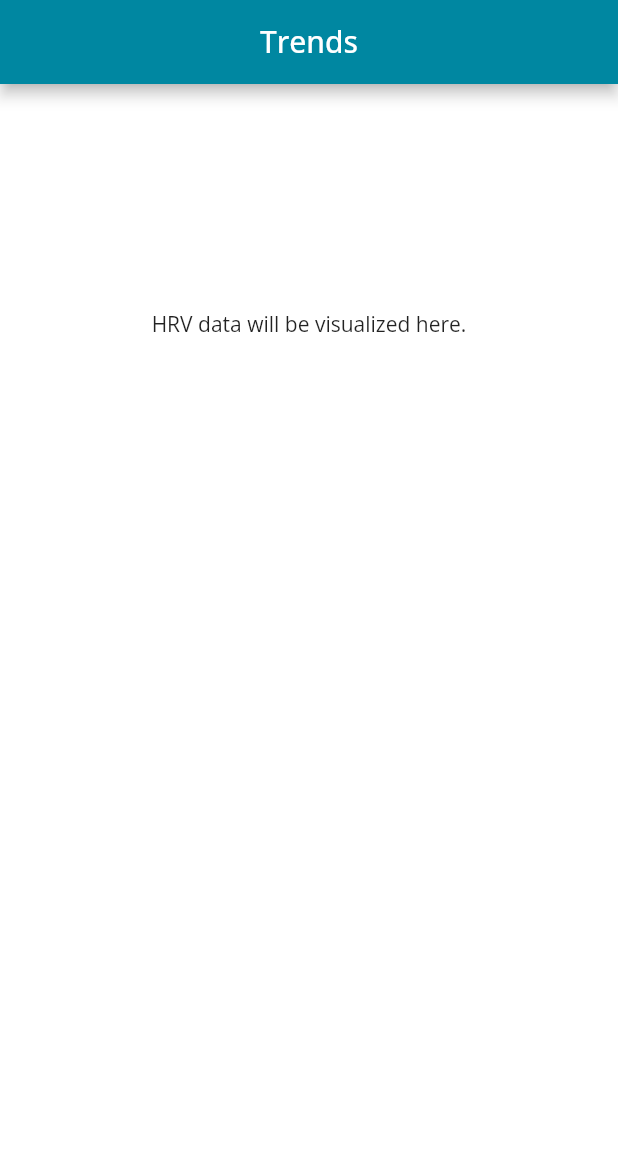
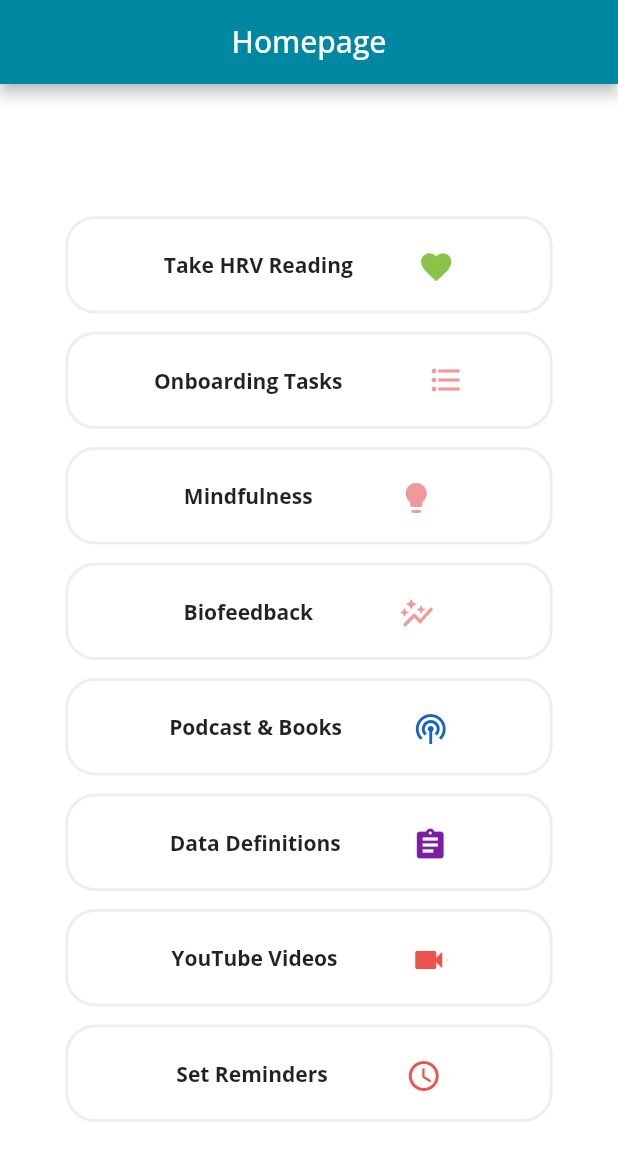
Before and after one commit to rifav/Optimal_HRV, a Flutter app: the Page2 screen opened directly, on a phone screen of 412 x 824 dp. Shown: the top 1161 px of the screen. Run offline on Flutter 3.47's test engine with Material 2 defaults, Android fonts, the phone set to English and light mode, and no system bars; our stand-ins replace accordion, bloc, camera, cloud_firestore, equatable, firebase_auth and 6 more; missing offline and left inert: firebase_auth_platform_interface, flow_builder, very_good_analysis; accounts and stored records are empty.

Commit message:
commit sprint 7

```diff
--- a/lib/home/view/data.dart
+++ /dev/null
@@ -1,27 +0,0 @@
-// ignore_for_file: use_key_in_widget_constructors
-
-import 'package:flutter/material.dart';
-import 'package:optimal_hrv_bloc/theme.dart';
-
-class Page2 extends StatelessWidget {
-  @override
-  Widget build(BuildContext context) {
-    return Scaffold(
-      appBar: AppBar(
-        centerTitle: true,
-        title: const Text('Trends'),
-        backgroundColor: theme.primaryColor,
-        automaticallyImplyLeading: false,
-      ),
-      body: Column(
-        children: [
-          Container(
-            alignment: Alignment.center,
-            margin: const EdgeInsets.only(top: 150),
-            child: const Text('HRV data will be visualized here.'),
-          ),
-        ],
-      ),
-    );
-  }
-}
--- a/lib/home/view/education.dart
+++ b/lib/home/view/education.dart
@@ -10,7 +10,7 @@ class EducationPage extends StatelessWidget {
       child: Scaffold(
         appBar: AppBar(
           centerTitle: true,
-          title: const Text('Education'),
+          title: const Text('Podcast & Books'),
           backgroundColor: theme.primaryColor,
           automaticallyImplyLeading: false,
           bottom: const TabBar(
--- /dev/null
+++ b/lib/home/view/homeMenu.dart
@@ -0,0 +1,232 @@
+// ignore_for_file: use_key_in_widget_constructors
+
+import 'package:flutter/material.dart';
+import 'package:optimal_hrv_bloc/home/home.dart';
+import 'package:optimal_hrv_bloc/home/view/biofeedback.dart';
+import 'package:optimal_hrv_bloc/home/view/definitions.dart';
+import 'package:optimal_hrv_bloc/home/view/education.dart';
+import 'package:optimal_hrv_bloc/theme.dart';
+
+class Page2 extends StatelessWidget {
+  @override
+  Widget build(BuildContext context) {
+    return Scaffold(
+      appBar: AppBar(
+        centerTitle: true,
+        title: const Text('Homepage'),
+        backgroundColor: theme.primaryColor,
+        automaticallyImplyLeading: false,
+      ),
+
+      body: Center(
+        child: SingleChildScrollView(
+        child: Container(
+              child: Column(
+                children: [
+                  const SizedBox(height: 12),
+                  // Take HRV Reading
+                  Ink(
+                    decoration: BoxDecoration(borderRadius: BorderRadius.circular(20),
+                        color: Colors.white, border: Border.all( color: const Color(0xFFEEEEEE), width: 2,)
+                    ),
+                    height: 65, width: 325,
+                    padding: EdgeInsets.fromLTRB(20, 20, 20, 20),
+                    child: InkWell(
+                      onTap: (){
+                        //Navigator.pop(context, true);
+                        Navigator.of(
+                            context) // when button is pressed -> open camera (goes to CameraAppTest class)
+                            .push<void>(MaterialPageRoute(
+                            builder: (context) => const Page1()));
+                      },
+
+                    child: Row(
+                      mainAxisSize: MainAxisSize.min,
+                      mainAxisAlignment: MainAxisAlignment.spaceEvenly,
+                      children: const [
+                        Text('Take HRV Reading', style: const TextStyle(fontWeight: FontWeight.bold)),
+                        Align(
+                          child: Icon(Icons.favorite, color: Colors.lightGreen,
+                          )
+                        )
+                      ],
+                    ),
+                    )
+                  ),
+                  const SizedBox(height: 12),
+                  // Onboarding Tasks
+                  Ink(
+                    decoration: BoxDecoration(borderRadius: BorderRadius.circular(20),
+                        color: Colors.white, border: Border.all( color: const Color(0xFFEEEEEE), width: 2,)
+                    ),
+                    height: 65, width: 325,
+                    child: Row(
+                      mainAxisSize: MainAxisSize.min,
+                      mainAxisAlignment: MainAxisAlignment.spaceEvenly,
+                      children: const [
+                        Text('Onboarding Tasks', style: const TextStyle(fontWeight: FontWeight.bold)),
+                        Align(
+                            child: Icon(Icons.format_list_bulleted, color: const Color(0xFFEF9A9A),
+                            )
+                        )
+                      ],
+                    ),
+                  ),
+                  const SizedBox(height: 12),
+                  // Mindfulness
+                  Ink(
+                    decoration: BoxDecoration(borderRadius: BorderRadius.circular(20),
+                        color: Colors.white, border: Border.all( color: const Color(0xFFEEEEEE), width: 2,)
+                    ),
+                    height: 65, width: 325,
+                    padding: EdgeInsets.fromLTRB(20, 20, 20, 20),
+                    child: Row(
+                      mainAxisSize: MainAxisSize.min,
+                      mainAxisAlignment: MainAxisAlignment.spaceEvenly,
+                      children: const [
+                        Text('Mindfulness', style: const TextStyle(fontWeight: FontWeight.bold)),
+                        Align( // wb_incandescent
+                            child: Icon(Icons.lightbulb, color: const Color(0xFFEF9A9A),
+                            )
+                        )
+                      ],
+                    ),
+                  ),
+                  const SizedBox(height: 12),
+                  // Biofeedback
+                  Ink(
+                    decoration: BoxDecoration(borderRadius: BorderRadius.circular(20),
+                        color: Colors.white, border: Border.all( color: const Color(0xFFEEEEEE), width: 2,)
+                    ),
+                    height: 65, width: 325,
+                    padding: EdgeInsets.fromLTRB(20, 20, 20, 20),
+                      child: InkWell(
+                        onTap: (){
+                          //Navigator.pop(context, true);
+                          Navigator.of(
+                              context) // when button is pressed -> open camera (goes to CameraAppTest class)
+                              .push<void>(MaterialPageRoute(
+                              builder: (context) => FeedbackPage()));
+                        },
+                        child: Row(
+                          mainAxisSize: MainAxisSize.min,
+                          mainAxisAlignment: MainAxisAlignment.spaceEvenly,
+                          children: const [
+                            Text('Biofeedback', style: const TextStyle(fontWeight: FontWeight.bold)),
+                            Align(
+                                child: Icon(Icons.auto_graph, color: const Color(0xFFEF9A9A),
+                                )
+                            )
+                          ],
+                        ),
+                      )
+                  ),
+
+                  const SizedBox(height: 12),
+                  // Podcast & Books
+                  Ink(
+                    decoration: BoxDecoration(borderRadius: BorderRadius.circular(20),
+                        color: Colors.white, border: Border.all( color: const Color(0xFFEEEEEE), width: 2,)
+                    ),
+                    height: 65, width: 325,
+                    padding: EdgeInsets.fromLTRB(20, 20, 20, 20),
+                      child: InkWell(
+                        onTap: (){
+                          //Navigator.pop(context, true);
+                          Navigator.of(
+                              context) // when button is pressed -> open camera (goes to CameraAppTest class)
+                              .push<void>(MaterialPageRoute(
+                              builder: (context) =>  EducationPage()));
+                        },
+                        child: Row(
+                          mainAxisSize: MainAxisSize.min,
+                          mainAxisAlignment: MainAxisAlignment.spaceEvenly,
+                          children: const [
+                            Text('Podcast & Books', style: const TextStyle(fontWeight: FontWeight.bold)),
+                            Align(
+                                child: Icon(Icons.podcasts, color: const Color(0xFF1565C0),
+                                )
+                            )
+                          ],
+                        ),
+                      )
+                  ),
+
+                  const SizedBox(height: 12),
+                  // Data Definitions
+                  Ink(
+                    decoration: BoxDecoration(borderRadius: BorderRadius.circular(20),
+                        color: Colors.white, border: Border.all( color: const Color(0xFFEEEEEE), width: 2,)
+                    ),
+                    height: 65, width: 325,
+                    padding: EdgeInsets.fromLTRB(20, 20, 20, 20),
+                    child: InkWell(
+                      onTap: (){
+                        //Navigator.pop(context, true);
+                        Navigator.of(
+                            context) // when button is pressed -> open camera (goes to CameraAppTest class)
+                            .push<void>(MaterialPageRoute(
+                            builder: (context) =>  Definitions()));
+                      },
+                    child: Row(
+                      mainAxisSize: MainAxisSize.min,
+                      mainAxisAlignment: MainAxisAlignment.spaceEvenly,
+                      children: const [
+                        Text('Data Definitions', style: const TextStyle(fontWeight: FontWeight.bold)),
+                        Align(
+                            child: Icon(Icons.assignment, color: const Color(0xFF7B1FA2),
+                            )
+                        )
+                      ],
+                    ),
+                  ),
+                  ),
+                  const SizedBox(height: 12),
+                  // Videos
+                  Ink(
+                    decoration: BoxDecoration(borderRadius: BorderRadius.circular(20),
+                        color: Colors.white, border: Border.all( color: const Color(0xFFEEEEEE), width: 2,)
+                    ),
+                    height: 65, width: 325,
+                    padding: EdgeInsets.fromLTRB(20, 20, 20, 20),
+                    child: Row(
+                      mainAxisSize: MainAxisSize.min,
+                      mainAxisAlignment: MainAxisAlignment.spaceEvenly,
+                      children: const [
+                        Text('YouTube Videos', style: const TextStyle(fontWeight: FontWeight.bold)),
+                        Align(
+                            child: Icon(Icons.videocam, color: Color(0xFFEF5350),
+                            )
+                        )
+                      ],
+                    ),
+                  ),
+
+                  const SizedBox(height: 12),
+                  // Set Reminders
+                  Ink(
+                    decoration: BoxDecoration(borderRadius: BorderRadius.circular(20),
+                        color: Colors.white, border: Border.all( color: const Color(0xFFEEEEEE), width: 2,)
+                    ),
+                    height: 65, width: 325,
+                    padding: EdgeInsets.fromLTRB(20, 20, 20, 20),
+                    child: Row(
+                      mainAxisSize: MainAxisSize.min,
+                      mainAxisAlignment: MainAxisAlignment.spaceEvenly,
+                      children: const [
+                        Text('Set Reminders', style: const TextStyle(fontWeight: FontWeight.bold)),
+                        Align(
+                            child: Icon(Icons.watch_later_outlined, color: Color(0xFFEF5350),
+                            )
+                        )
+                      ],
+                    ),
+                  ),
+                ],
+              )
+                  ),
+        )
+              ),
+          );
+  }
+}
--- a/lib/home/view/info.dart
+++ b/lib/home/view/info.dart
@@ -1,3 +1,4 @@
+// ignore_for_file: use_key_in_widget_constructors, prefer_const_constructors, avoid_dynamic_calls, omit_local_variable_types, lines_longer_than_80_chars, must_be_immutable, prefer_const_literals_to_create_immutables
 // ignore_for_file: use_key_in_widget_constructors, prefer_const_constructors, avoid_dynamic_calls, omit_local_variable_types, lines_longer_than_80_chars, must_be_immutable, prefer_const_literals_to_create_immutables
 
 import 'package:flutter/material.dart';
--- a/pubspec.yaml
+++ b/pubspec.yaml
@@ -7,6 +7,7 @@ environment:
   sdk: ">=2.13.0 <3.0.0"
 
 dependencies:
+  accordion: ^2.1.2
   authentication_repository:
     path: packages/authentication_repository
   bloc: ^8.0.2
```
Also changed, not shown: lib/home/view/definitions.dart (added, +115 -0 lines), lib/home/view/menu.dart (+14 -11 lines), lib/home/widgets/ppg_reader.dart (+25 -9 lines), pubspec.lock. Lines whose indentation alone changed are shown as unchanged.
